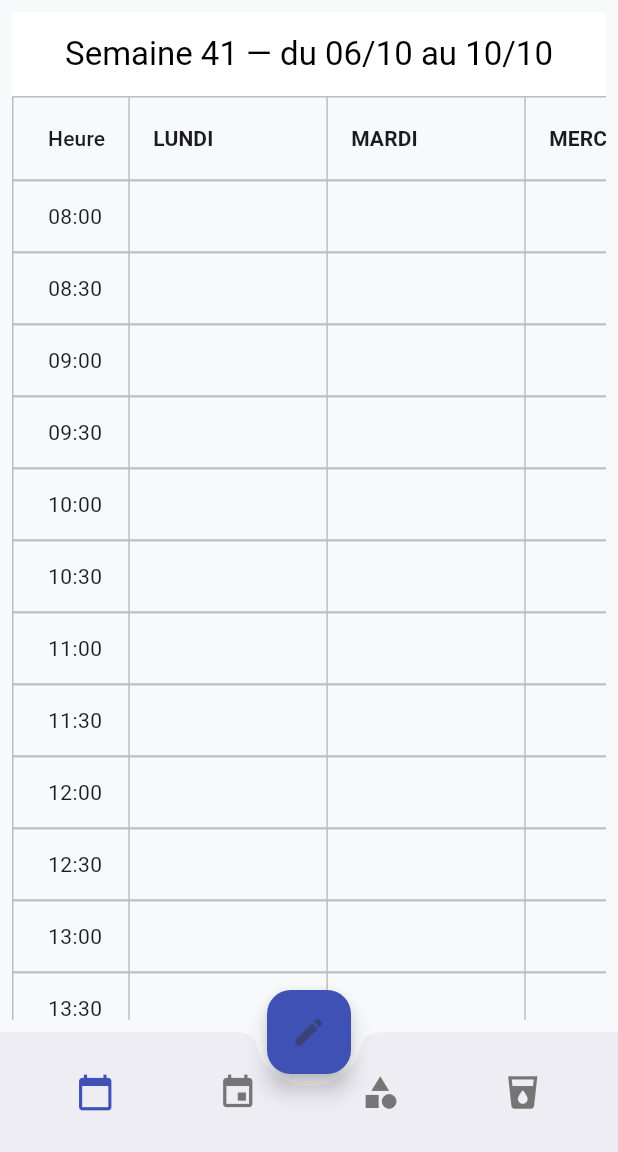
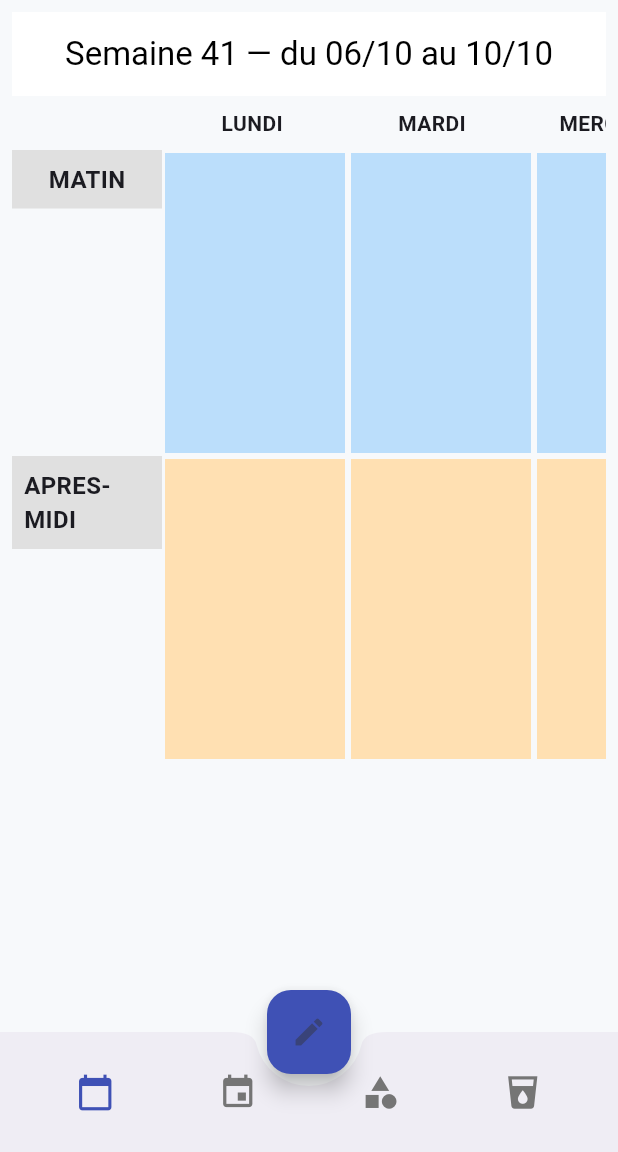
Before and after one commit to Web82-Thom/cleaning_schedule_demo, a Flutter app: the screen it shows once a user with an empty profile is signed in, on a phone screen of 412 x 824 dp, the part 84-1236 px from its top. Run offline on Flutter 3.47's test engine with Material 3 defaults, Android fonts, the phone set to English and light mode, and no system bars; our stand-ins replace cloud_firestore, firebase_auth, firebase_core; accounts and stored records are empty.

```diff
--- a/lib/main.dart
+++ b/lib/main.dart
@@ -1,4 +1,5 @@
 import 'package:cleaning_schedule/screens/places/list_place_page.dart';
+import 'package:cleaning_schedule/screens/planning/created_event_page.dart';
 import 'package:cleaning_schedule/screens/workers/list_workers_page.dart';
 import 'package:flutter/material.dart';
 import 'package:firebase_core/firebase_core.dart';
@@ -60,6 +61,7 @@ class CleaningScheduleApp extends StatelessWidget {
         routes: {
         '/listPlace': (context) => const ListPlace(),
         '/workers': (context) => const ListWorkersPage(),
+        '/createdPlanning': (context) => const CreatedEventPage(),
 
         // '/detailsPlace': (context) => const DetailsPlacePage(),
 },
--- a/lib/screens/planning/edit_planning_page.dart
+++ b/lib/screens/planning/edit_planning_page.dart
@@ -26,7 +26,7 @@ class _EditPlanningPageState extends State<EditPlanningPage> {
               title: "Créer un planning",
               description: "Créer un nouveau planning hebdomadaire",
               color: Colors.orange.shade100,
-              onTap: () => Navigator.pushNamed(context, '/createPlanning'),
+              onTap: () => Navigator.pushNamed(context, '/createdPlanning'),
             ),
             const SizedBox(height: 12),
             _buildCard(
--- a/lib/widgets/weekly_schedule_table_widget.dart
+++ b/lib/widgets/weekly_schedule_table_widget.dart
@@ -2,8 +2,8 @@ import 'package:flutter/material.dart';
 import 'package:intl/intl.dart';
 
 class WeeklyScheduleTableWidget extends StatelessWidget {
-  final DateTime startOfWeek; // Lundi
-  final DateTime endOfWeek;   // Vendredi
+  final DateTime startOfWeek;
+  final DateTime endOfWeek;
 
   const WeeklyScheduleTableWidget({
     super.key,
@@ -11,90 +11,105 @@ class WeeklyScheduleTableWidget extends StatelessWidget {
     required this.endOfWeek,
   });
 
-  /// Génère la liste des jours de la semaine (Lundi → Vendredi)
   List<DateTime> get _weekDays =>
       List.generate(5, (i) => startOfWeek.add(Duration(days: i)));
 
-  /// Génère les tranches horaires de 8h00 à 17h15 (incrément 30 min)
-  List<TimeOfDay> get _timeSlots {
-    List<TimeOfDay> slots = [];
-    TimeOfDay start = const TimeOfDay(hour: 8, minute: 0);
-    TimeOfDay end = const TimeOfDay(hour: 17, minute: 15);
-
-    var current = start;
-    while (current.hour < end.hour ||
-        (current.hour == end.hour && current.minute <= end.minute)) {
-      slots.add(current);
-
-      final nextMinute = current.minute + 30;
-      final nextHour = current.hour + (nextMinute ~/ 60);
-      current = TimeOfDay(hour: nextHour, minute: nextMinute % 60);
-    }
-    return slots;
-  }
-
   @override
   Widget build(BuildContext context) {
+    final days = _weekDays;
     final weekNumber = weekOfYear(startOfWeek);
     final title =
         'Semaine $weekNumber — du ${DateFormat('dd/MM').format(startOfWeek)} au ${DateFormat('dd/MM').format(endOfWeek)}';
-    final days = _weekDays;
-    final slots = _timeSlots;
 
     return Scaffold(
-      appBar: AppBar(
-        title: Text(title),
-      ),
-      body: Center(
-        child: InteractiveViewer(
+      appBar: AppBar(title: Text(title)),
+      body: InteractiveViewer(
         panEnabled: true,
         scaleEnabled: true,
-          minScale: 0.4,
-          maxScale: 2.5,
-          /// 🔹 limite les déplacements : on laisse un peu de marge
-          boundaryMargin: const EdgeInsets.all(0),
+        minScale: 0.01,
+        maxScale: 2.0,
         constrained: false,
-          child: ClipRect( // 🔹 empêche de sortir visuellement du cadre
-            child: DataTable(
-              border: TableBorder.all(color: Colors.grey.shade400),
-              columnSpacing: 32,
-              columns: [
-                const DataColumn(label: Text('Heure')),
-                ...days.map(
-                  (d) => DataColumn(
-                    label: Text(
-                      DateFormat('EEEE', 'fr_FR').format(d).toUpperCase(),
-                      style: const TextStyle(fontWeight: FontWeight.bold),
+        child: SingleChildScrollView(
+          scrollDirection: Axis.horizontal,
+          child: Column(
+            crossAxisAlignment: CrossAxisAlignment.start,
+            children: [
+              // --- En-tête jours
+              Row(
+                children: [
+                  SizedBox(
+                      width: 100,
+                      child: Container()), // colonne vide pour Matin/Après-midi
+                  ...days.map((d) => Container(
+                        width: 120,
+                        alignment: Alignment.center,
+                        padding: const EdgeInsets.all(8),
+                        child: Text(
+                          DateFormat('EEEE', 'fr_FR')
+                              .format(d)
+                              .toUpperCase(),
+                          style: const TextStyle(
+                              fontWeight: FontWeight.bold),
+                        ),
+                      )),
+                ],
+              ),
+              // --- Lignes Matin / Après-midi
+              Column(
+                children: [
+                  Row(
+                    crossAxisAlignment: CrossAxisAlignment.start,
+                    children: [
+                      Container(
+                        width: 100,
+                        alignment: Alignment.center,
+                        color: Colors.grey.shade300,
+                        padding: const EdgeInsets.all(8),
+                        child: const Text(
+                          'MATIN',
+                          style: TextStyle(
+                              fontWeight: FontWeight.bold, fontSize: 16),
                         ),
                       ),
+                      ...days.map((_) => Container(
+                            width: 120,
+                            height: 200,
+                            margin: const EdgeInsets.all(2),
+                            color: Colors.blue.shade100,
+                          )),
+                    ],
+                  ),
+                  Row(
+                    crossAxisAlignment: CrossAxisAlignment.start,
+                    children: [
+                      Container(
+                        width: 100,
+                        alignment: Alignment.center,
+                        color: Colors.grey.shade300,
+                        padding: const EdgeInsets.all(8),
+                        child: const Text(
+                          'APRES-MIDI',
+                          style: TextStyle(
+                              fontWeight: FontWeight.bold, fontSize: 16),
+                        ),
+                      ),
+                      ...days.map((_) => Container(
+                            width: 120,
+                            height: 200,
+                            margin: const EdgeInsets.all(2),
+                            color: Colors.orange.shade100,
+                          )),
+                    ],
                   ),
                 ],
-              rows: slots.map((time) {
-                return DataRow(
-                  cells: [
-                    DataCell(Text(
-                      '${time.hour.toString().padLeft(2, '0')}:${time.minute.toString().padLeft(2, '0')}',
-                    )),
-                    ...days.map(
-                      (_) => const DataCell(
-                        SizedBox(
-                          width: 100,
-                          height: 40,
-                          child: Center(child: Text('')),
-                        ),
-                      ),
               ),
             ],
-                );
-              }).toList(),
-            ),
           ),
         ),
       ),
     );
   }
 
-  /// Calcule le numéro de semaine (ISO 8601)
   int weekOfYear(DateTime date) {
     final firstDayOfYear = DateTime(date.year, 1, 1);
     final daysOffset = firstDayOfYear.weekday - DateTime.monday;
```
Also changed, not shown: lib/models/event_model.dart (added, +51 -0 lines), lib/screens/planning/created_event_page.dart (added, +282 -0 lines). Lines whose indentation alone changed are shown as unchanged.
